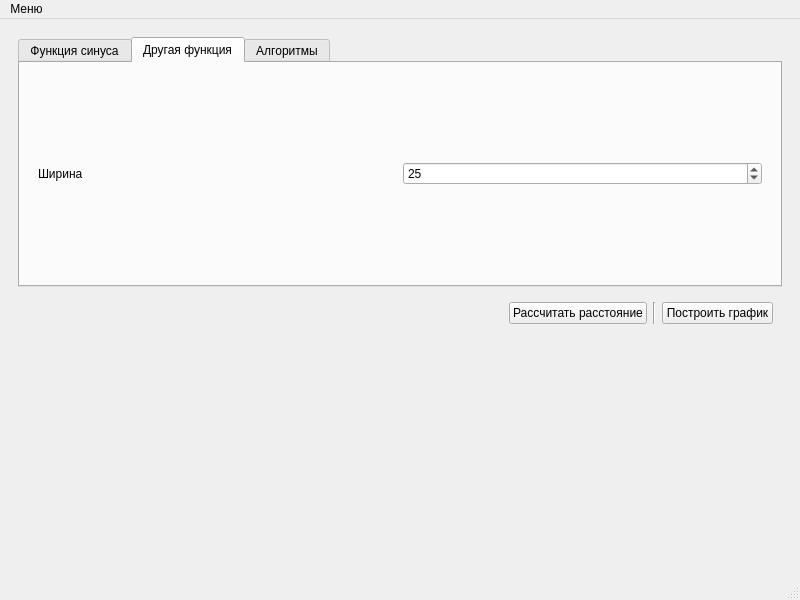
This is mainwindow.ui in SERGEYI7/TestGraph as Qt 5 draws it before an edit. The edited form follows.
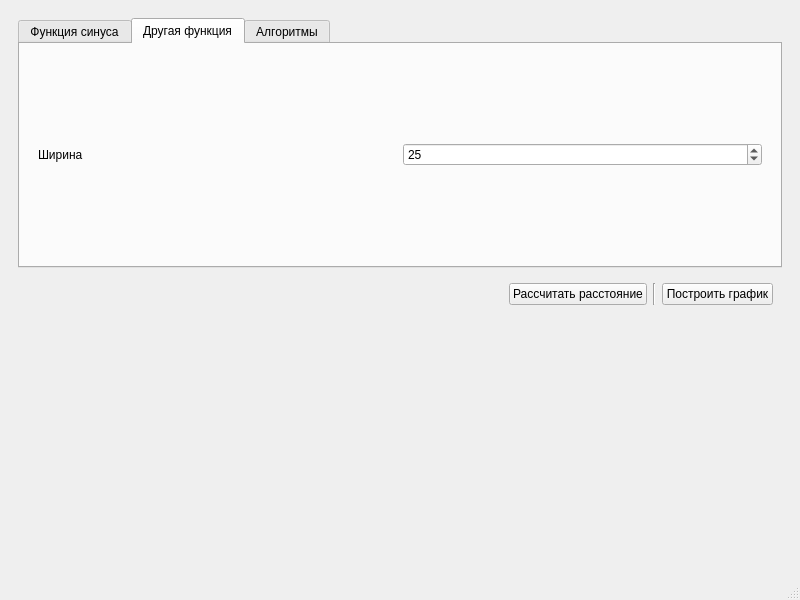
This is the edited form. Custom widgets are drawn as their Qt base class.

Commit message: Удалил функционал истории

Patch:
```diff
--- a/mainwindow.ui
+++ b/mainwindow.ui
@@ -311,13 +311,6 @@
      <height>17</height>
     </rect>
    </property>
-   <widget class="QMenu" name="menu">
-    <property name="title">
-     <string>Меню</string>
-    </property>
-    <addaction name="action"/>
-   </widget>
-   <addaction name="menu"/>
   </widget>
   <action name="action">
    <property name="text">
```
Left out of the diff: 5 changed lines with no effect on the pictures. The commit also changes 1 other file.
